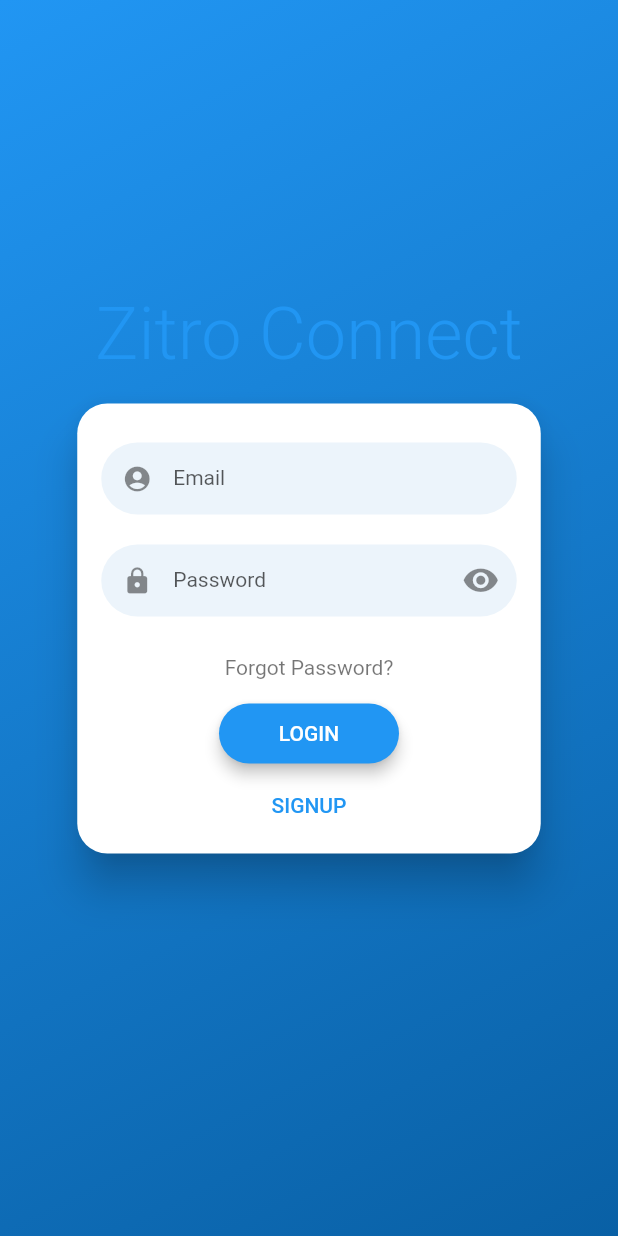
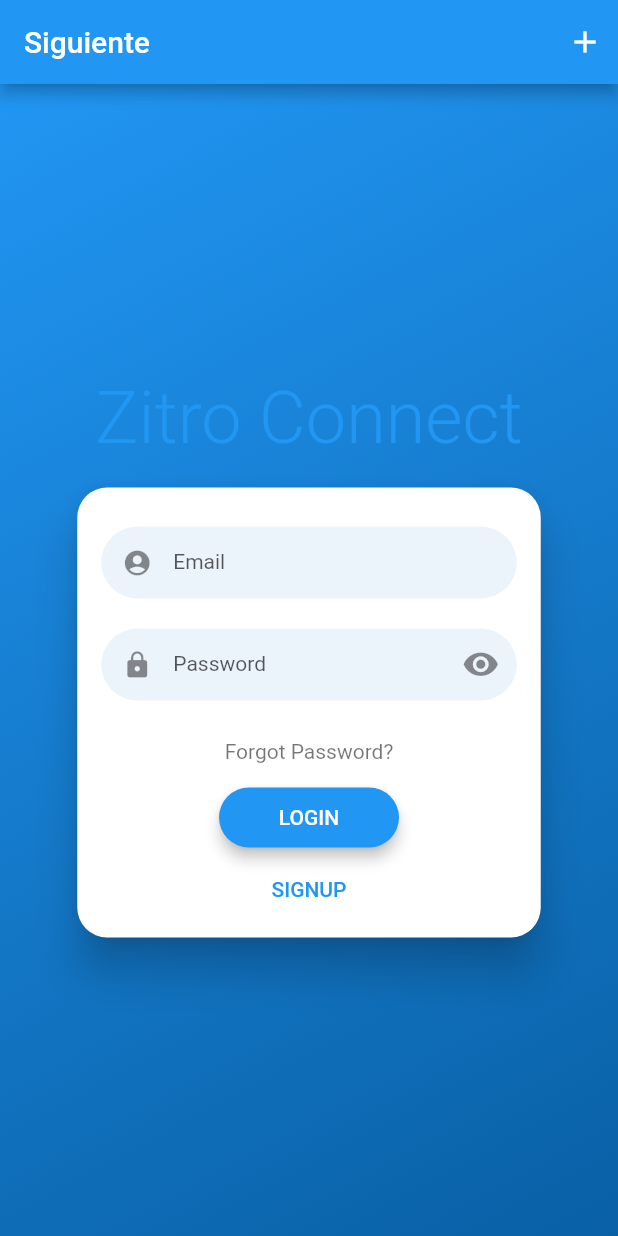
Before and after one commit to linkjavier/Amplify_Flutter_App, a Flutter app: the screen it shows after launch, on a phone screen of 412 x 824 dp. Run offline on Flutter 3.47's test engine with Material 2 defaults, Android fonts, the phone set to English and light mode, and no system bars; drawn by our look-alikes of flutter_login; our stand-ins replace bloc; missing offline and left inert: amplify_analytics_pinpoint, amplify_api, amplify_auth_cognito, amplify_flutter.

```diff
--- a/lib/UI/pages/loginPage.dart
+++ b/lib/UI/pages/loginPage.dart
@@ -4,6 +4,8 @@ import 'package:amplify_auth_cognito/amplify_auth_cognito.dart';
 import 'package:amplify_analytics_pinpoint/amplify_analytics_pinpoint.dart';
 import 'package:zitro_connect_v1/amplifyconfiguration.dart';
 import 'package:zitro_connect_v1/widgets/login.dart';
+
+import '../../constants.dart';
 
 class EntryScreen extends StatefulWidget {
   const EntryScreen({super.key});
@@ -41,6 +43,15 @@ class _EntryScreenState extends State<EntryScreen> {
   @override
   Widget build(BuildContext context) {
     return Scaffold(
+        appBar: AppBar(
+          title: const Text("Siguiente"),
+          actions: [
+            InkWell(
+                onTap: () => Navigator.pushNamed(context, ROUTE_HOME),
+                child: const Padding(
+                    padding: EdgeInsets.all(10.0), child: Icon(Icons.add)))
+          ],
+        ),
         backgroundColor: Colors.red,
         body: Center(
           // child: Image.asset('assets/icons/Zitro-Connect-Logo.png'),
--- /dev/null
+++ b/lib/constants.dart
@@ -0,0 +1,3 @@
+const String ROUTE_LOGIN = '/';
+const String ROUTE_HOME = '/home';
+const String ROUTE_SERVICES = '/services';
--- a/lib/router.dart
+++ b/lib/router.dart
@@ -2,13 +2,9 @@ import 'package:flutter/material.dart';
 import 'package:zitro_connect_v1/UI/pages/homePage.dart';
 import 'package:zitro_connect_v1/UI/pages/loginPage.dart';
 import 'package:zitro_connect_v1/UI/pages/servicesPage.dart';
+import 'package:zitro_connect_v1/constants.dart';
 
 class AppRouter {
-  // All the routes
-  static const String ROUTE_LOGIN = '/';
-  static const String ROUTE_HOME = '/home';
-  static const String ROUTE_SERVICES = '/services';
-
   Route? generateRoute(RouteSettings settings) {
     switch (settings.name) {
       case ROUTE_LOGIN:
```
Also changed, not shown: lib/UI/pages/homePage.dart (+12 -2 lines), amplify/.config/project-config.json, 8 other files.
